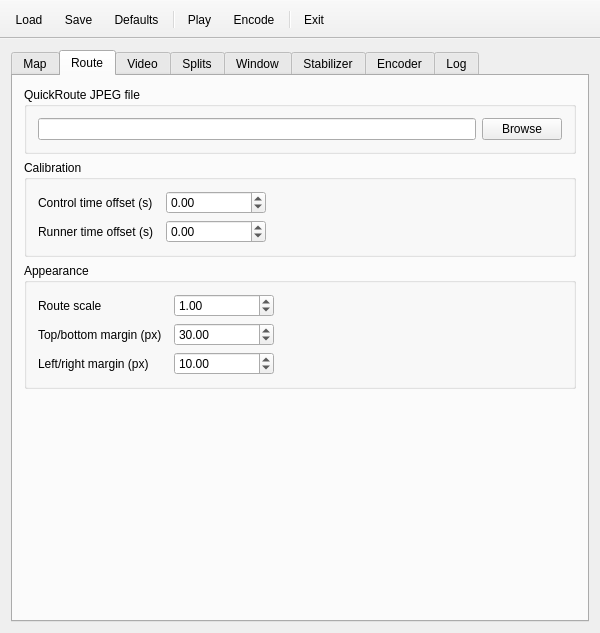
Before: the Qt Designer form src/MainWindow.ui in mikoro/orientview, drawn with Qt 5.
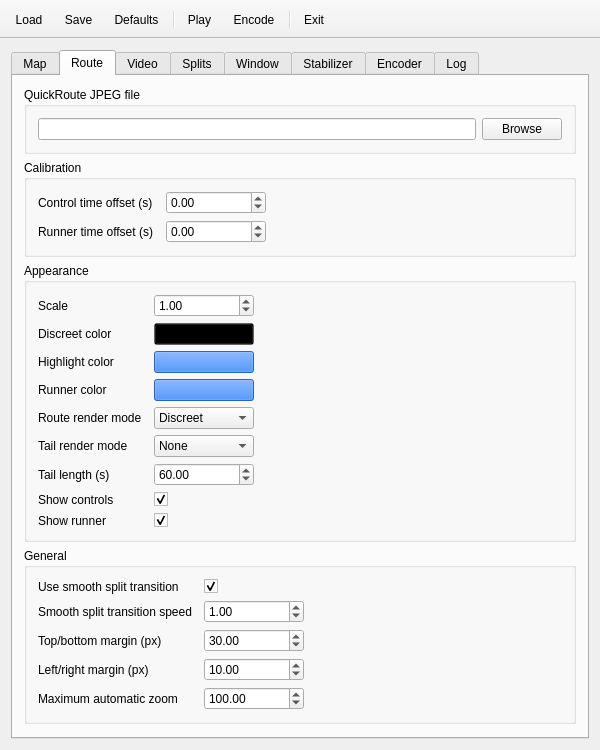
After: the same form once the commit is applied. The open tabs and pages were chosen to show the change. Icons and pictures are not drawn.

```diff
--- a/src/MainWindow.ui
+++ b/src/MainWindow.ui
@@ -7,7 +7,7 @@
     <x>0</x>
     <y>0</y>
     <width>600</width>
-    <height>623</height>
+    <height>702</height>
    </rect>
   </property>
   <property name="sizePolicy">
@@ -634,15 +634,6 @@
            <string>Appearance</string>
           </property>
           <layout class="QFormLayout" name="formLayout_3">
-           <property name="fieldGrowthPolicy">
-            <enum>QFormLayout::AllNonFixedFieldsGrow</enum>
-           </property>
-           <property name="labelAlignment">
-            <set>Qt::AlignLeading|Qt::AlignLeft|Qt::AlignVCenter</set>
-           </property>
-           <property name="formAlignment">
-            <set>Qt::AlignLeading|Qt::AlignLeft|Qt::AlignTop</set>
-           </property>
            <property name="horizontalSpacing">
             <number>12</number>
            </property>
@@ -667,7 +658,7 @@
               </size>
              </property>
              <property name="text">
-              <string>Route scale</string>
+              <string>Scale</string>
              </property>
             </widget>
            </item>
@@ -709,6 +700,604 @@
             </widget>
            </item>
            <item row="1" column="0">
+            <widget class="QLabel" name="label_48">
+             <property name="sizePolicy">
+              <sizepolicy hsizetype="Preferred" vsizetype="Preferred">
+               <horstretch>0</horstretch>
+               <verstretch>0</verstretch>
+              </sizepolicy>
+             </property>
+             <property name="minimumSize">
+              <size>
+               <width>0</width>
+               <height>0</height>
+              </size>
+             </property>
+             <property name="maximumSize">
+              <size>
+               <width>16777215</width>
+               <height>16777215</height>
+              </size>
+             </property>
+             <property name="text">
+              <string>Discreet color</string>
+             </property>
+            </widget>
+           </item>
+           <item row="1" column="1">
+            <widget class="QPushButton" name="pushButtonRouteDiscreetColor">
+             <property name="minimumSize">
+              <size>
+               <width>100</width>
+               <height>0</height>
+              </size>
+             </property>
+             <property name="maximumSize">
+              <size>
+               <width>100</width>
+               <height>16777215</height>
+              </size>
+             </property>
+             <property name="toolTip">
+              <string>The discreet color</string>
+             </property>
+             <property name="autoFillBackground">
+              <bool>true</bool>
+             </property>
+             <property name="styleSheet">
+              <string notr="true">background-color: rgb(0, 0, 0, 50);</string>
+             </property>
+             <property name="text">
+              <string/>
+             </property>
+             <property name="default">
+              <bool>false</bool>
+             </property>
+             <property name="flat">
+              <bool>false</bool>
+             </property>
+            </widget>
+           </item>
+           <item row="2" column="0">
+            <widget class="QLabel" name="label_49">
+             <property name="sizePolicy">
+              <sizepolicy hsizetype="Preferred" vsizetype="Preferred">
+               <horstretch>0</horstretch>
+               <verstretch>0</verstretch>
+              </sizepolicy>
+             </property>
+             <property name="minimumSize">
+              <size>
+               <width>0</width>
+               <height>0</height>
+              </size>
+             </property>
+             <property name="maximumSize">
+              <size>
+               <width>16777215</width>
+               <height>16777215</height>
+              </size>
+             </property>
+             <property name="text">
+              <string>Highlight color</string>
+             </property>
+            </widget>
+           </item>
+           <item row="2" column="1">
+            <widget class="QPushButton" name="pushButtonRouteHighlightColor">
+             <property name="minimumSize">
+              <size>
+               <width>100</width>
+               <height>0</height>
+              </size>
+             </property>
+             <property name="maximumSize">
+              <size>
+               <width>100</width>
+               <height>16777215</height>
+              </size>
+             </property>
+             <property name="toolTip">
+              <string>The highlight color</string>
+             </property>
+             <property name="autoFillBackground">
+              <bool>true</bool>
+             </property>
+             <property name="styleSheet">
+              <string notr="true">background-color: rgb(0, 100, 255, 200);</string>
+             </property>
+             <property name="text">
+              <string/>
+             </property>
+             <property name="default">
+              <bool>false</bool>
+             </property>
+             <property name="flat">
+              <bool>false</bool>
+             </property>
+            </widget>
+           </item>
+           <item row="3" column="0">
+            <widget class="QLabel" name="label_50">
+             <property name="sizePolicy">
+              <sizepolicy hsizetype="Preferred" vsizetype="Preferred">
+               <horstretch>0</horstretch>
+               <verstretch>0</verstretch>
+              </sizepolicy>
+             </property>
+             <property name="minimumSize">
+              <size>
+               <width>0</width>
+               <height>0</height>
+              </size>
+             </property>
+             <property name="maximumSize">
+              <size>
+               <width>16777215</width>
+               <height>16777215</height>
+              </size>
+             </property>
+             <property name="text">
+              <string>Runner color</string>
+             </property>
+            </widget>
+           </item>
+           <item row="3" column="1">
+            <widget class="QPushButton" name="pushButtonRouteRunnerColor">
+             <property name="minimumSize">
+              <size>
+               <width>100</width>
+               <height>0</height>
+              </size>
+             </property>
+             <property name="maximumSize">
+              <size>
+               <width>100</width>
+               <height>16777215</height>
+              </size>
+             </property>
+             <property name="toolTip">
+              <string>The runner color</string>
+             </property>
+             <property name="autoFillBackground">
+              <bool>true</bool>
+             </property>
+             <property name="styleSheet">
+              <string notr="true">background-color: rgb(0, 100, 255, 200);</string>
+             </property>
+             <property name="text">
+              <string/>
+             </property>
+             <property name="default">
+              <bool>false</bool>
+             </property>
+             <property name="flat">
+              <bool>false</bool>
+             </property>
+            </widget>
+           </item>
+           <item row="4" column="0">
+            <widget class="QLabel" name="label_51">
+             <property name="sizePolicy">
+              <sizepolicy hsizetype="Preferred" vsizetype="Preferred">
+               <horstretch>0</horstretch>
+               <verstretch>0</verstretch>
+              </sizepolicy>
+             </property>
+             <property name="minimumSize">
+              <size>
+               <width>0</width>
+               <height>0</height>
+              </size>
+             </property>
+             <property name="maximumSize">
+              <size>
+               <width>16777215</width>
+               <height>16777215</height>
+              </size>
+             </property>
+             <property name="text">
+              <string>Route render mode</string>
+             </property>
+            </widget>
+           </item>
+           <item row="4" column="1">
+            <widget class="QComboBox" name="comboBoxRouteRenderMode">
+             <property name="minimumSize">
+              <size>
+               <width>100</width>
+               <height>0</height>
+              </size>
+             </property>
+             <property name="maximumSize">
+              <size>
+               <width>100</width>
+               <height>16777215</height>
+              </size>
+             </property>
+             <property name="toolTip">
+              <string>Select in which mode the route will be rendered</string>
+             </property>
+             <property name="currentIndex">
+              <number>1</number>
+             </property>
+             <item>
+              <property name="text">
+               <string>None</string>
+              </property>
+             </item>
+             <item>
+              <property name="text">
+               <string>Discreet</string>
+              </property>
+             </item>
+             <item>
+              <property name="text">
+               <string>Highlight</string>
+              </property>
+             </item>
+             <item>
+              <property name="text">
+               <string>Pace</string>
+              </property>
+             </item>
+            </widget>
+           </item>
+           <item row="5" column="0">
+            <widget class="QLabel" name="label_52">
+             <property name="sizePolicy">
+              <sizepolicy hsizetype="Preferred" vsizetype="Preferred">
+               <horstretch>0</horstretch>
+               <verstretch>0</verstretch>
+              </sizepolicy>
+             </property>
+             <property name="minimumSize">
+              <size>
+               <width>0</width>
+               <height>0</height>
+              </size>
+             </property>
+             <property name="maximumSize">
+              <size>
+               <width>16777215</width>
+               <height>16777215</height>
+              </size>
+             </property>
+             <property name="text">
+              <string>Tail render mode</string>
+             </property>
+            </widget>
+           </item>
+           <item row="5" column="1">
+            <widget class="QComboBox" name="comboBoxRouteTailRenderMode">
+             <property name="minimumSize">
+              <size>
+               <width>100</width>
+               <height>0</height>
+              </size>
+             </property>
+             <property name="maximumSize">
+              <size>
+               <width>100</width>
+               <height>16777215</height>
+              </size>
+             </property>
+             <property name="toolTip">
+              <string>Select in which mode the tail will be rendered</string>
+             </property>
+             <property name="currentIndex">
+              <number>0</number>
+             </property>
+             <item>
+              <property name="text">
+               <string>None</string>
+              </property>
+             </item>
+             <item>
+              <property name="text">
+               <string>Discreet</string>
+              </property>
+             </item>
+             <item>
+              <property name="text">
+               <string>Highlight</string>
+              </property>
+             </item>
+            </widget>
+           </item>
+           <item row="6" column="0">
+            <widget class="QLabel" name="label_47">
+             <property name="sizePolicy">
+              <sizepolicy hsizetype="Preferred" vsizetype="Preferred">
+               <horstretch>0</horstretch>
+               <verstretch>0</verstretch>
+              </sizepolicy>
+             </property>
+             <property name="minimumSize">
+              <size>
+               <width>0</width>
+               <height>0</height>
+              </size>
+             </property>
+             <property name="maximumSize">
+              <size>
+               <width>16777215</width>
+               <height>16777215</height>
+              </size>
+             </property>
+             <property name="text">
+              <string>Tail length (s)</string>
+             </property>
+            </widget>
+           </item>
+           <item row="6" column="1">
+            <widget class="QDoubleSpinBox" name="doubleSpinBoxRouteTailLength">
+             <property name="sizePolicy">
+              <sizepolicy hsizetype="Preferred" vsizetype="Fixed">
+               <horstretch>0</horstretch>
+               <verstretch>0</verstretch>
+              </sizepolicy>
+             </property>
+             <property name="minimumSize">
+              <size>
+               <width>100</width>
+               <height>0</height>
+              </size>
+             </property>
+             <property name="maximumSize">
+              <size>
+               <width>100</width>
+               <height>16777215</height>
+              </size>
+             </property>
+             <property name="toolTip">
+              <string>How long the runner's tail will be</string>
+             </property>
+             <property name="minimum">
+              <double>0.000000000000000</double>
+             </property>
+             <property name="maximum">
+              <double>99999.000000000000000</double>
+             </property>
+             <property name="singleStep">
+              <double>1.000000000000000</double>
+             </property>
+             <property name="value">
+              <double>60.000000000000000</double>
+             </property>
+            </widget>
+           </item>
+           <item row="7" column="0">
+            <widget class="QLabel" name="label_53">
+             <property name="sizePolicy">
+              <sizepolicy hsizetype="Preferred" vsizetype="Preferred">
+               <horstretch>0</horstretch>
+               <verstretch>0</verstretch>
+              </sizepolicy>
+             </property>
+             <property name="minimumSize">
+              <size>
+               <width>0</width>
+               <height>0</height>
+              </size>
+             </property>
+             <property name="maximumSize">
+              <size>
+               <width>16777215</width>
+               <height>16777215</height>
+              </size>
+             </property>
+             <property name="text">
+              <string>Show controls</string>
+             </property>
+            </widget>
+           </item>
+           <item row="7" column="1">
+            <widget class="QCheckBox" name="checkBoxRouteShowControls">
+             <property name="minimumSize">
+              <size>
+               <width>100</width>
+               <height>0</height>
+              </size>
+             </property>
+             <property name="maximumSize">
+              <size>
+               <width>100</width>
+               <height>16777215</height>
+              </size>
+             </property>
+             <property name="toolTip">
+              <string>Whether to show the controls</string>
+             </property>
+             <property name="text">
+              <string/>
+             </property>
+             <property name="checked">
+              <bool>true</bool>
+             </property>
+            </widget>
+           </item>
+           <item row="8" column="0">
+            <widget class="QLabel" name="label_54">
+             <property name="sizePolicy">
+              <sizepolicy hsizetype="Preferred" vsizetype="Preferred">
+               <horstretch>0</horstretch>
+               <verstretch>0</verstretch>
+              </sizepolicy>
+             </property>
+             <property name="minimumSize">
+              <size>
+               <width>0</width>
+               <height>0</height>
+              </size>
+             </property>
+             <property name="maximumSize">
+              <size>
+               <width>16777215</width>
+               <height>16777215</height>
+              </size>
+             </property>
+             <property name="text">
+              <string>Show runner</string>
+             </property>
+            </widget>
+           </item>
+           <item row="8" column="1">
+            <widget class="QCheckBox" name="checkBoxRouteShowRunner">
+             <property name="minimumSize">
+              <size>
+               <width>100</width>
+               <height>0</height>
+              </size>
+             </property>
+             <property name="maximumSize">
+              <size>
+               <width>100</width>
+               <height>16777215</height>
+              </size>
+             </property>
+             <property name="toolTip">
+              <string>Whether to show the runner</string>
+             </property>
+             <property name="text">
+              <string/>
+             </property>
+             <property name="checked">
+              <bool>true</bool>
+             </property>
+            </widget>
+           </item>
+          </layout>
+         </widget>
+        </item>
+        <item>
+         <widget class="QGroupBox" name="groupBox_14">
+          <property name="title">
+           <string>General</string>
+          </property>
+          <layout class="QFormLayout" name="formLayout_13">
+           <property name="fieldGrowthPolicy">
+            <enum>QFormLayout::AllNonFixedFieldsGrow</enum>
+           </property>
+           <property name="horizontalSpacing">
+            <number>12</number>
+           </property>
+           <item row="0" column="0">
+            <widget class="QLabel" name="label_55">
+             <property name="sizePolicy">
+              <sizepolicy hsizetype="Preferred" vsizetype="Preferred">
+               <horstretch>0</horstretch>
+               <verstretch>0</verstretch>
+              </sizepolicy>
+             </property>
+             <property name="minimumSize">
+              <size>
+               <width>0</width>
+               <height>0</height>
+              </size>
+             </property>
+             <property name="maximumSize">
+              <size>
+               <width>16777215</width>
+               <height>16777215</height>
+              </size>
+             </property>
+             <property name="text">
+              <string>Use smooth split transition</string>
+             </property>
+            </widget>
+           </item>
+           <item row="0" column="1">
+            <widget class="QCheckBox" name="checkBoxRouteManagerUseSmoothSplitTransition">
+             <property name="minimumSize">
+              <size>
+               <width>100</width>
+               <height>0</height>
+              </size>
+             </property>
+             <property name="maximumSize">
+              <size>
+               <width>100</width>
+               <height>16777215</height>
+              </size>
+             </property>
+             <property name="toolTip">
+              <string>Whether to transition between splits smoothly or instantly</string>
+             </property>
+             <property name="text">
+              <string/>
+             </property>
+             <property name="checked">
+              <bool>true</bool>
+             </property>
+            </widget>
+           </item>
+           <item row="1" column="0">
+            <widget class="QLabel" name="label_56">
+             <property name="sizePolicy">
+              <sizepolicy hsizetype="Preferred" vsizetype="Preferred">
+               <horstretch>0</horstretch>
+               <verstretch>0</verstretch>
+              </sizepolicy>
+             </property>
+             <property name="minimumSize">
+              <size>
+               <width>0</width>
+               <height>0</height>
+              </size>
+             </property>
+             <property name="maximumSize">
+              <size>
+               <width>16777215</width>
+               <height>16777215</height>
+              </size>
+             </property>
+             <property name="text">
+              <string>Smooth split transition speed</string>
+             </property>
+            </widget>
+           </item>
+           <item row="1" column="1">
+            <widget class="QDoubleSpinBox" name="doubleSpinBoxRouteManagerSmoothSplitTransitionSpeed">
+             <property name="sizePolicy">
+              <sizepolicy hsizetype="Preferred" vsizetype="Fixed">
+               <horstretch>0</horstretch>
+               <verstretch>0</verstretch>
+              </sizepolicy>
+             </property>
+             <property name="minimumSize">
+              <size>
+               <width>100</width>
+               <height>0</height>
+              </size>
+             </property>
+             <property name="maximumSize">
+              <size>
+               <width>100</width>
+               <height>16777215</height>
+              </size>
+             </property>
+             <property name="toolTip">
+              <string>The speed which will be used for smooth transition</string>
+             </property>
+             <property name="decimals">
+              <number>2</number>
+             </property>
+             <property name="minimum">
+              <double>0.000000000000000</double>
+             </property>
+             <property name="maximum">
+              <double>99999.000000000000000</double>
+             </property>
+             <property name="singleStep">
+              <double>0.100000000000000</double>
+             </property>
+             <property name="value">
+              <double>1.000000000000000</double>
+             </property>
+            </widget>
+           </item>
+           <item row="2" column="0">
             <widget class="QLabel" name="label_43">
              <property name="sizePolicy">
               <sizepolicy hsizetype="Preferred" vsizetype="Preferred">
@@ -733,33 +1322,8 @@
              </property>
             </widget>
            </item>
-           <item row="2" column="0">
-            <widget class="QLabel" name="label_44">
-             <property name="sizePolicy">
-              <sizepolicy hsizetype="Preferred" vsizetype="Preferred">
-               <horstretch>0</horstretch>
-               <verstretch>0</verstretch>
-              </sizepolicy>
-             </property>
-             <property name="minimumSize">
-              <size>
-               <width>0</width>
-               <height>0</height>
-              </size>
-             </property>
-             <property name="maximumSize">
-              <size>
-               <width>16777215</width>
-               <height>16777215</height>
-              </size>
-             </property>
-             <property name="text">
-              <string>Left/right margin (px)</string>
-             </property>
-            </widget>
-           </item>
-           <item row="1" column="1">
-            <widget class="QDoubleSpinBox" name="doubleSpinBoxRouteTopBottomMargin">
+           <item row="2" column="1">
+            <widget class="QDoubleSpinBox" name="doubleSpinBoxRouteManagerTopBottomMargin">
              <property name="sizePolicy">
               <sizepolicy hsizetype="Preferred" vsizetype="Fixed">
                <horstretch>0</horstretch>
@@ -795,8 +1359,33 @@
              </property>
             </widget>
            </item>
-           <item row="2" column="1">
-            <widget class="QDoubleSpinBox" name="doubleSpinBoxRouteLeftRightMargin">
+           <item row="3" column="0">
+            <widget class="QLabel" name="label_44">
+             <property name="sizePolicy">
+              <sizepolicy hsizetype="Preferred" vsizetype="Preferred">
+               <horstretch>0</horstretch>
+               <verstretch>0</verstretch>
+              </sizepolicy>
+             </property>
+             <property name="minimumSize">
+              <size>
+               <width>0</width>
+               <height>0</height>
+              </size>
+             </property>
+             <property name="maximumSize">
+              <size>
+               <width>16777215</width>
+               <height>16777215</height>
+              </size>
+             </property>
+             <property name="text">
+              <string>Left/right margin (px)</string>
+             </property>
+            </widget>
+           </item>
+           <item row="3" column="1">
+            <widget class="QDoubleSpinBox" name="doubleSpinBoxRouteManagerLeftRightMargin">
              <property name="sizePolicy">
               <sizepolicy hsizetype="Preferred" vsizetype="Fixed">
                <horstretch>0</horstretch>
@@ -832,6 +1421,68 @@
              </property>
             </widget>
            </item>
+           <item row="4" column="0">
+            <widget class="QLabel" name="label_58">
+             <property name="sizePolicy">
+              <sizepolicy hsizetype="Preferred" vsizetype="Preferred">
+               <horstretch>0</horstretch>
+               <verstretch>0</verstretch>
+              </sizepolicy>
+             </property>
+             <property name="minimumSize">
+              <size>
+               <width>0</width>
+               <height>0</height>
+              </size>
+             </property>
+             <property name="maximumSize">
+              <size>
+               <width>16777215</width>
+               <height>16777215</height>
+              </size>
+             </property>
+             <property name="text">
+              <string>Maximum automatic zoom</string>
+             </property>
+            </widget>
+           </item>
+           <item row="4" column="1">
+            <widget class="QDoubleSpinBox" name="doubleSpinBoxRouteManagerMaximumAutomaticZoom">
+             <property name="sizePolicy">
+              <sizepolicy hsizetype="Preferred" vsizetype="Fixed">
+               <horstretch>0</horstretch>
+               <verstretch>0</verstretch>
+              </sizepolicy>
+             </property>
+             <property name="minimumSize">
+              <size>
+               <width>100</width>
+               <height>0</height>
+              </size>
+             </property>
+             <property name="maximumSize">
+              <size>
+               <width>100</width>
+               <height>16777215</height>
+              </size>
+             </property>
+             <property name="toolTip">
+              <string>Limit the automatic maximum zoom amount (will restrict zooming in)</string>
+             </property>
+             <property name="minimum">
+              <double>0.000000000000000</double>
+             </property>
+             <property name="maximum">
+              <double>9999.000000000000000</double>
+             </property>
+             <property name="singleStep">
+              <double>0.100000000000000</double>
+             </property>
+             <property name="value">
+              <double>100.000000000000000</double>
+             </property>
+            </widget>
+           </item>
           </layout>
          </widget>
         </item>
```
Left out of the diff: 187 changed lines with no effect on the pictures.
